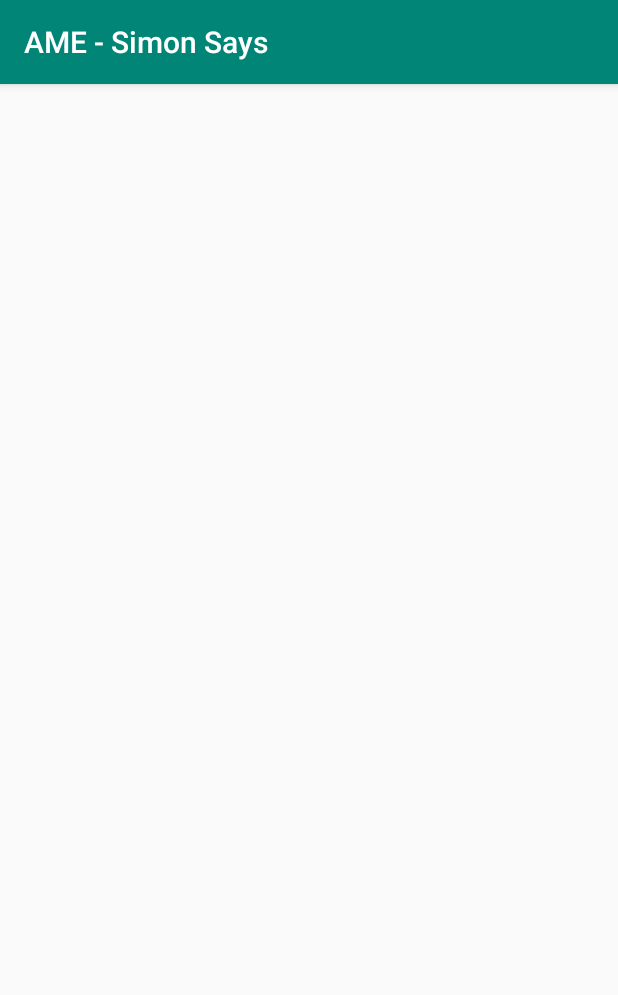
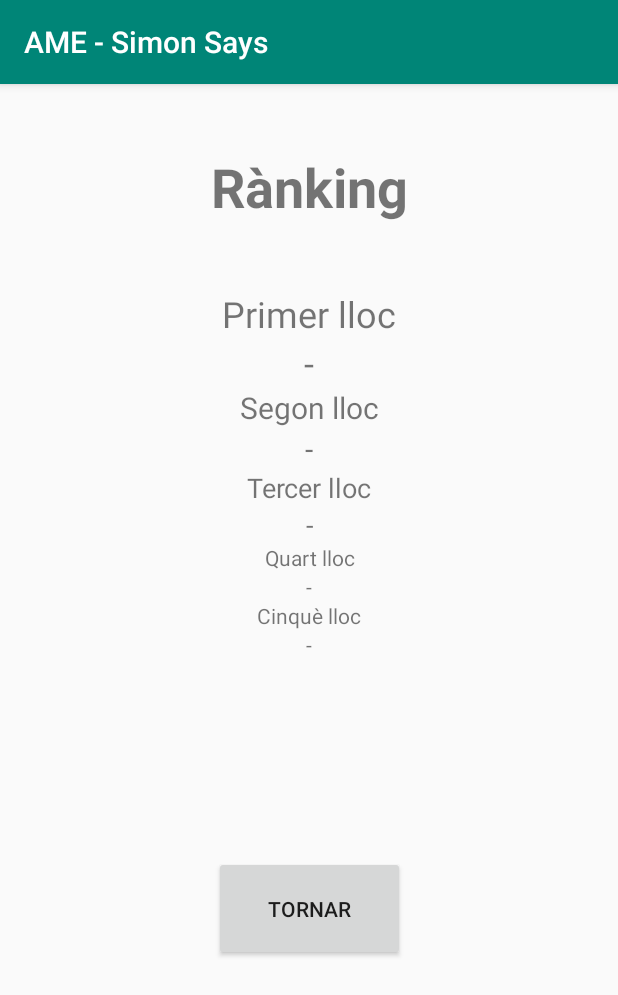
Before and after one commit to CescFT/Practica2_AME, an Android app: the RankingActivity screen opened directly, with no data from a screen before it, on a phone screen of 412 x 824 dp. Shown: the top 995 px of the screen. Run offline under Robolectric (Android 15) with nearby library versions, the phone set to English and light mode, and no system bars.

Commit message:
master: working with ranking.

```diff
--- a/app/src/main/java/com/example/ame_simonsays/MainActivity.java
+++ b/app/src/main/java/com/example/ame_simonsays/MainActivity.java
@@ -202,7 +202,6 @@ public class MainActivity extends AppCompatActivity {
 
     public void amagarComponents(){
         botonera.setVisibility(View.GONE);
-        labelFase.setVisibility(View.VISIBLE);
         radioGrup.setVisibility(View.GONE);
 
     }
@@ -230,7 +229,8 @@ public class MainActivity extends AppCompatActivity {
         punts=0;
         textResultat.setText("");
         nivell=1;
-
+        textFase.setTextSize(32);
+        textFase.setText("Prepara't!");
         botoVermell.setEnabled(true);
         botoVerd.setEnabled(true);
         botoGroc.setEnabled(true);
@@ -246,7 +246,10 @@ public class MainActivity extends AppCompatActivity {
     }
 
     public void iniciarNivell(){
+        labelFase.setVisibility(View.VISIBLE);
+        textFase.setTextSize(44);
         textFase.setText(String.valueOf(nivell));
+
         Random rand = new Random();
         if(modeJoc==1) {
             sequencia = new ArrayList<Integer>();
--- a/app/src/main/java/com/example/ame_simonsays/RankingActivity.java
+++ b/app/src/main/java/com/example/ame_simonsays/RankingActivity.java
@@ -2,6 +2,8 @@ package com.example.ame_simonsays;
 
 import android.os.Bundle;
 import android.os.PersistableBundle;
+import android.view.View;
+import android.widget.Button;
 
 import androidx.annotation.Nullable;
 import androidx.appcompat.app.AppCompatActivity;
@@ -9,10 +11,17 @@ import androidx.appcompat.app.AppCompatActivity;
 public class RankingActivity extends AppCompatActivity {
 
 
+    public void onClickBotoBack(View view){
+        this.onBackPressed();
+    }
+
     @Override
     protected void onCreate(Bundle savedInstanceState) {
         super.onCreate(savedInstanceState);
+
         setContentView(R.layout.activity_ranking);
         String puntuacio = getIntent().getStringExtra("puntuacio");
     }
+
+
 }
--- a/app/src/main/res/layout/activity_main.xml
+++ b/app/src/main/res/layout/activity_main.xml
@@ -147,7 +147,7 @@
         app:layout_constraintBottom_toBottomOf="parent"
         app:layout_constraintEnd_toEndOf="parent"
         app:layout_constraintStart_toStartOf="parent"
-        tools:visibility="gone">
+        tools:visibility="invisible">
 
         <Button
             android:id="@+id/madness1"
--- a/app/src/main/res/layout/activity_ranking.xml
+++ b/app/src/main/res/layout/activity_ranking.xml
@@ -1,6 +1,128 @@
 <?xml version="1.0" encoding="utf-8"?>
-<LinearLayout xmlns:android="http://schemas.android.com/apk/res/android"
+<androidx.constraintlayout.widget.ConstraintLayout xmlns:android="http://schemas.android.com/apk/res/android"
+    xmlns:app="http://schemas.android.com/apk/res-auto"
+    xmlns:tools="http://schemas.android.com/tools"
     android:orientation="vertical" android:layout_width="match_parent"
     android:layout_height="match_parent">
 
-</LinearLayout>
+    <TextView
+        android:id="@+id/textView4"
+        android:layout_width="wrap_content"
+        android:layout_height="wrap_content"
+        android:layout_marginStart="16dp"
+        android:layout_marginTop="44dp"
+        android:layout_marginEnd="16dp"
+        android:gravity="center_horizontal"
+        android:text="Rànking"
+        android:textSize="36sp"
+        android:textStyle="bold"
+        app:layout_constraintEnd_toEndOf="parent"
+        app:layout_constraintStart_toStartOf="parent"
+        app:layout_constraintTop_toTopOf="parent" />
+
+    <LinearLayout
+        android:id="@+id/linearLayout2"
+        android:layout_width="176dp"
+        android:layout_height="274dp"
+        android:layout_marginStart="16dp"
+        android:layout_marginTop="44dp"
+        android:layout_marginEnd="16dp"
+        android:foregroundGravity="center_vertical|center_horizontal"
+        android:orientation="vertical"
+        app:layout_constraintEnd_toEndOf="parent"
+        app:layout_constraintStart_toStartOf="parent"
+        app:layout_constraintTop_toBottomOf="@+id/textView4">
+
+        <TextView
+            android:id="@+id/rankLabel1"
+            android:layout_width="match_parent"
+            android:layout_height="wrap_content"
+            android:gravity="center_horizontal"
+            android:text="Primer lloc"
+            android:textSize="24sp" />
+
+        <TextView
+            android:id="@+id/rankText1"
+            android:layout_width="match_parent"
+            android:layout_height="wrap_content"
+            android:text="-"
+            android:textAlignment="center"
+            android:textSize="24sp" />
+
+        <TextView
+            android:id="@+id/rankLabel2"
+            android:layout_width="match_parent"
+            android:layout_height="wrap_content"
+            android:text="Segon lloc"
+            android:textAlignment="center"
+            android:textSize="20sp" />
+
+        <TextView
+            android:id="@+id/rankText2"
+            android:layout_width="match_parent"
+            android:layout_height="wrap_content"
+            android:text="-"
+            android:textAlignment="center"
+            android:textSize="20sp" />
+
+        <TextView
+            android:id="@+id/rankLabel3"
+            android:layout_width="match_parent"
+            android:layout_height="wrap_content"
+            android:text="Tercer lloc"
+            android:textAlignment="center"
+            android:textSize="18sp" />
+
+        <TextView
+            android:id="@+id/rankText3"
+            android:layout_width="match_parent"
+            android:layout_height="wrap_content"
+            android:text="-"
+            android:textAlignment="center"
+            android:textSize="18sp" />
+
+        <TextView
+            android:id="@+id/rankLabel4"
+            android:layout_width="match_parent"
+            android:layout_height="wrap_content"
+            android:text="Quart lloc"
+            android:textAlignment="center" />
+
+        <TextView
+            android:id="@+id/rankText4"
+            android:layout_width="match_parent"
+            android:layout_height="wrap_content"
+            android:text="-"
+            android:textAlignment="center" />
+
+        <TextView
+            android:id="@+id/rankLabel5"
+            android:layout_width="match_parent"
+            android:layout_height="wrap_content"
+            android:text="Cinquè lloc"
+            android:textAlignment="center" />
+
+        <TextView
+            android:id="@+id/rankText5"
+            android:layout_width="match_parent"
+            android:layout_height="wrap_content"
+            android:text="-"
+            android:textAlignment="center" />
+
+    </LinearLayout>
+
+    <Button
+        android:id="@+id/rankTornar"
+        android:layout_width="127dp"
+        android:layout_height="70dp"
+        android:layout_marginStart="16dp"
+        android:layout_marginTop="80dp"
+        android:layout_marginEnd="16dp"
+        android:layout_marginBottom="160dp"
+        android:onClick="onClickBotoBack"
+        android:text="Tornar"
+        app:layout_constraintBottom_toBottomOf="parent"
+        app:layout_constraintEnd_toEndOf="parent"
+        app:layout_constraintStart_toStartOf="parent"
+        app:layout_constraintTop_toBottomOf="@+id/linearLayout2" />
+</androidx.constraintlayout.widget.ConstraintLayout>
```
